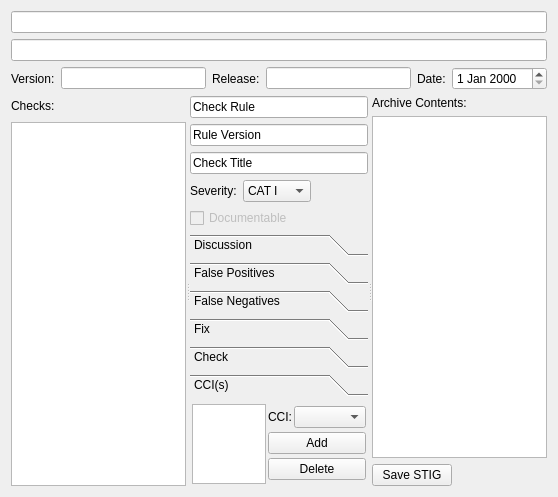
First picture: the form in src/stigedit.ui, repository squinky86/STIGQter, before the edit.
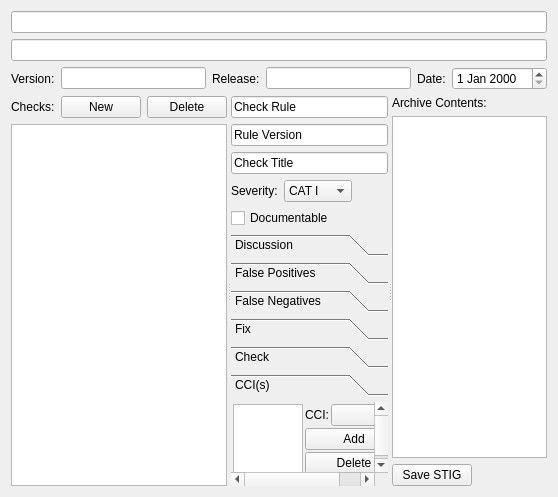
Second picture: the form after the edit.

```diff
--- a/src/stigedit.ui
+++ b/src/stigedit.ui
@@ -95,6 +95,26 @@
            </property>
           </spacer>
          </item>
+         <item>
+          <widget class="QPushButton" name="btnNewCheck">
+           <property name="toolTip">
+            <string>Add a new check to this STIG</string>
+           </property>
+           <property name="text">
+            <string>New</string>
+           </property>
+          </widget>
+         </item>
+         <item>
+          <widget class="QPushButton" name="btnDeleteCheck">
+           <property name="toolTip">
+            <string>Delete the selected check from this STIG</string>
+           </property>
+           <property name="text">
+            <string>Delete</string>
+           </property>
+          </widget>
+         </item>
         </layout>
        </item>
        <item>
@@ -191,9 +211,6 @@
        </item>
        <item>
         <widget class="QCheckBox" name="cbDocumentable">
-         <property name="enabled">
-          <bool>false</bool>
-         </property>
          <property name="text">
           <string>Documentable</string>
          </property>
```
Left out of the diff: 58 changed lines with no effect on the pictures.
